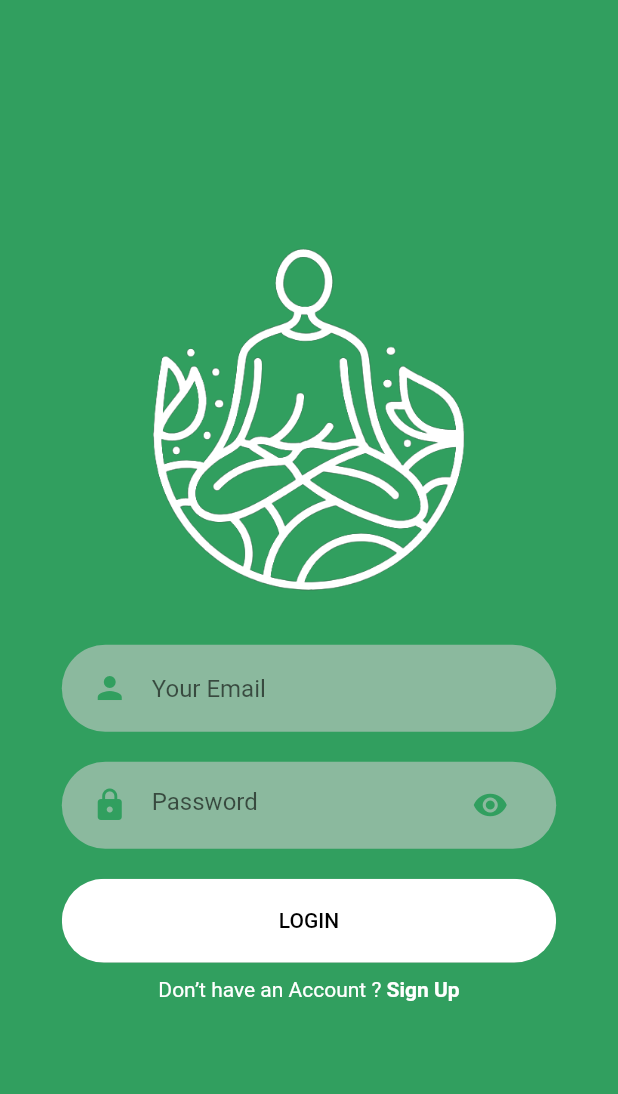
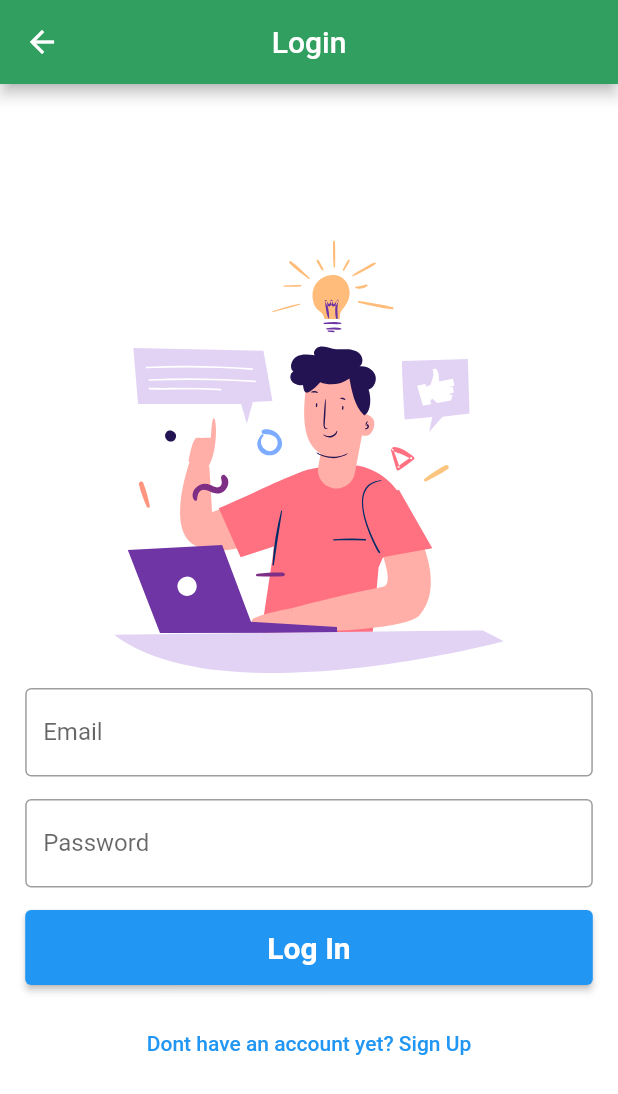
Before and after one commit to roneltano/meditation_app, a Flutter app: the LoginScreen screen opened directly, on a phone screen of 412 x 824 dp. Shown: the top 1094 px of the screen. Run offline on Flutter 3.47's test engine with Material 2 defaults, Android fonts, the phone set to English and light mode, and no system bars; our stand-ins replace firebase_core, flutter_svg; accounts and stored records are empty.

Commit message:
changed/modified login screen and signup screen

```diff
--- a/lib/Screens/Login/login_screen.dart
+++ b/lib/Screens/Login/login_screen.dart
@@ -1,11 +1,72 @@
 import 'package:flutter/material.dart';
-import 'package:flutter_auth/Screens/Login/components/body.dart';
+import 'package:flutter_svg/svg.dart';
+
+import '../Signup/signup_screen.dart';
 
 class LoginScreen extends StatelessWidget {
+  LoginScreen({
+    Key key,
+  }) : super(key: key);
+
+  final TextEditingController _emailCtrl = TextEditingController();
+  final TextEditingController _passwordCtrl = TextEditingController();
+  final TextEditingController _confirmPasswordCtrl = TextEditingController();
+
   @override
   Widget build(BuildContext context) {
+    Size size = MediaQuery.of(context).size;
     return Scaffold(
-      body: Login(),
+      appBar: AppBar(
+        title: const Text('Login'),
+        backgroundColor: Color(0xFF319F5F),
+        centerTitle: true,
+      ),
+      body: Padding(
+        padding: const EdgeInsets.all(16.8),
+        child: Column(
+          mainAxisAlignment: MainAxisAlignment.center,
+          children: [
+            SvgPicture.asset(
+              "assets/icons/signup.svg",
+              height: size.height * 0.35,
+            ),
+            const SizedBox(height: 10),
+            TextField(
+              controller: _emailCtrl,
+              decoration: const InputDecoration(
+                labelText: 'Email',
+                border: OutlineInputBorder(),
+              ),
+            ),
+            const SizedBox(height: 15),
+            TextField(
+              controller: _passwordCtrl,
+              decoration: const InputDecoration(
+                labelText: 'Password',
+                border: OutlineInputBorder(),
+              ),
+            ),
+            const SizedBox(height: 15),
+            SizedBox(
+              width: double.infinity,
+              height: 50,
+              child: ElevatedButton(
+                onLongPress: (){},
+                child: const Text('Log In',
+                    style: TextStyle(
+                        fontSize: 20, fontWeight: FontWeight.bold)),
+              ),
+            ),
+            const SizedBox(height: 15),
+            TextButton(
+              child: const Text('Dont have an account yet? Sign Up'),
+              onPressed: (){
+                Navigator.push(context, MaterialPageRoute(builder: (context) => SignUpScreen()));
+              },
+            )
+          ],
+        ),
+      ),
     );
   }
 }
```
Also changed, not shown: lib/Screens/Signup/signup_screen.dart (+69 -2 lines).
